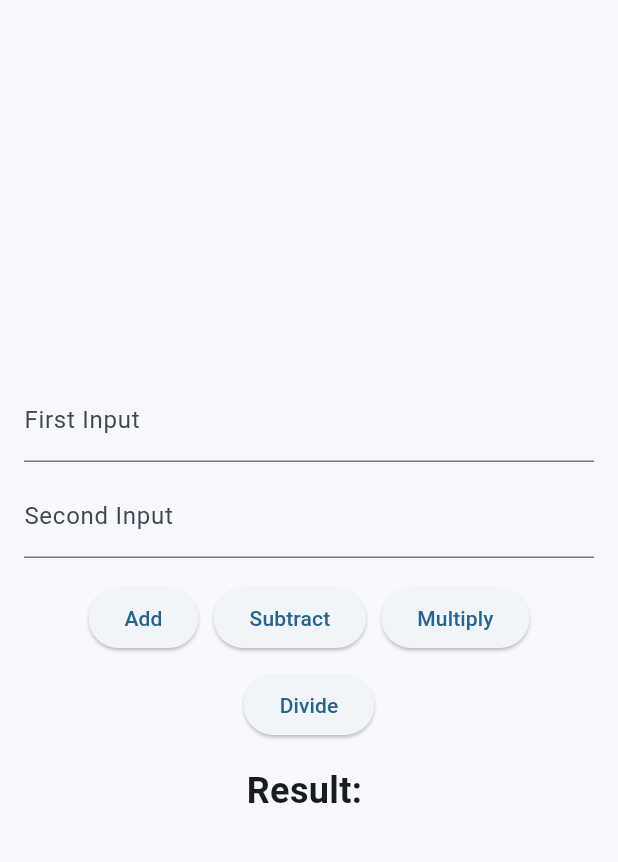
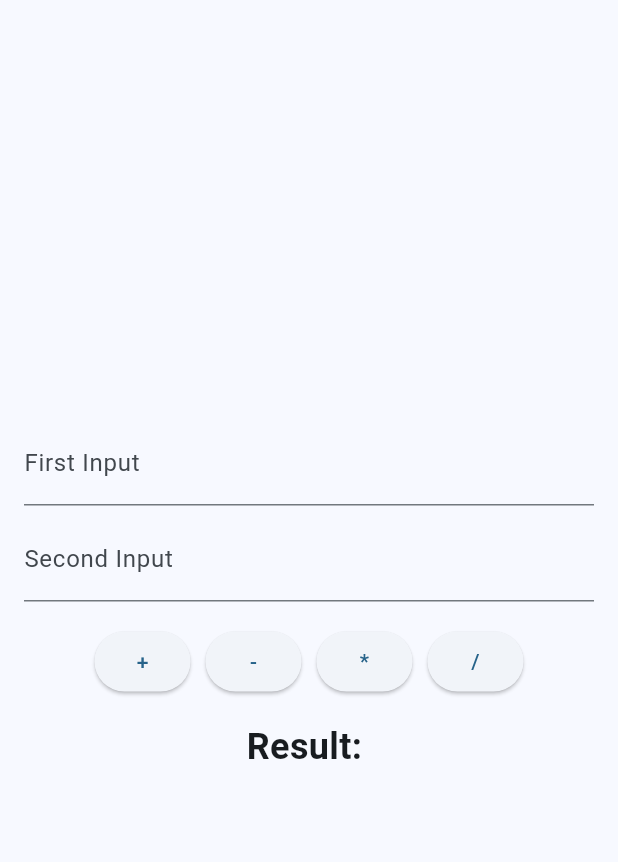
Before and after one commit to BS23-Flutter-Bootcamp/calcify_flutter_app, a Flutter app: the screen it shows after launch, on a phone screen of 412 x 824 dp, the part 63-925 px from its top. Run offline on Flutter 3.47's test engine with Material 3 defaults, Android fonts, the light colour scheme and no system bars.

Commit message:
Separate custom widget, remove unnecessary comments, move TextEditingController to view and eliminate switch case

```diff
--- a/lib/main.dart
+++ b/lib/main.dart
@@ -3,9 +3,9 @@ import 'package:provider/provider.dart';
 import 'view/calculator_view.dart';
 import 'view_model/calculator_view_model.dart';
 
-
 void main() {
-  runApp(ChangeNotifierProvider(
+  runApp(
+    ChangeNotifierProvider(
       create: (_) => CalculatorViewModel(),
       child: const MyApp(),
     ),
@@ -24,7 +24,7 @@ class MyApp extends StatelessWidget {
       theme: ThemeData(
         colorScheme: ColorScheme.fromSeed(seedColor: Colors.lightBlue),
       ),
-       home: const CalculatorView(),
+      home: CalculatorView(),
     );
   }
 }
--- a/lib/view/calculator_view.dart
+++ b/lib/view/calculator_view.dart
@@ -1,18 +1,19 @@
 import 'package:flutter/material.dart';
+import 'package:flutter_mini_calculator/view/widgets/calculator_button.dart';
 import 'package:provider/provider.dart';
 import '../view_model/calculator_view_model.dart';
 
 class CalculatorView extends StatelessWidget {
-  const CalculatorView({super.key});
+  CalculatorView({super.key});
+  final firstController = TextEditingController();
+  final secondController = TextEditingController();
 
   @override
   Widget build(BuildContext context) {
     final viewModel = Provider.of<CalculatorViewModel>(context);
 
     return Scaffold(
-      appBar: AppBar(
-        title: Text('Mini Calculator'),
-      ),
+      appBar: AppBar(title: Text('Mini Calculator')),
       body: Padding(
         padding: const EdgeInsets.all(16.0),
         child: Column(
@@ -20,26 +21,46 @@ class CalculatorView extends StatelessWidget {
           mainAxisAlignment: MainAxisAlignment.center,
           children: [
             TextField(
-              controller: viewModel.firstController,
+              controller: firstController,
               decoration: InputDecoration(labelText: "First Input"),
               keyboardType: TextInputType.number,
             ),
             const SizedBox(height: 8),
             TextField(
-              controller: viewModel.secondController,
+              controller: secondController,
               decoration: InputDecoration(labelText: "Second Input"),
               keyboardType: TextInputType.number,
             ),
             const SizedBox(height: 16),
             Wrap(
-              spacing: 10, // Space between buttons
-              runSpacing: 10, // Space between rows
-              alignment: WrapAlignment.center, // Align buttons to center
+              spacing: 10,
+              runSpacing: 10,
+              alignment: WrapAlignment.center,
               children: [
-                _buildCalcButton("Add", viewModel),
-                _buildCalcButton("Subtract", viewModel),
-                _buildCalcButton("Multiply", viewModel),
-                _buildCalcButton("Divide", viewModel),
+                CalculatorButton(
+                  operation: "+",
+                  viewModel: viewModel,
+                  firstController: firstController,
+                  secondController: secondController,
+                ),
+                CalculatorButton(
+                  operation: "-",
+                  viewModel: viewModel,
+                  firstController: firstController,
+                  secondController: secondController,
+                ),
+                CalculatorButton(
+                  operation: "*",
+                  viewModel: viewModel,
+                  firstController: firstController,
+                  secondController: secondController,
+                ),
+                CalculatorButton(
+                  operation: "/",
+                  viewModel: viewModel,
+                  firstController: firstController,
+                  secondController: secondController,
+                ),
               ],
             ),
             const SizedBox(height: 16),
@@ -52,11 +73,4 @@ class CalculatorView extends StatelessWidget {
       ),
     );
   }
-
-  Widget _buildCalcButton(String operation, CalculatorViewModel viewModel) {
-    return ElevatedButton(
-      onPressed: () => viewModel.calculate(operation),
-      child: Text(operation),
-    );
-  }
 }
--- /dev/null
+++ b/lib/view/widgets/calculator_button.dart
@@ -0,0 +1,31 @@
+import 'package:flutter/material.dart';
+import '../../view_model/calculator_view_model.dart';
+
+class CalculatorButton extends StatelessWidget {
+  const CalculatorButton({
+    super.key,
+    required this.operation,
+    required this.viewModel,
+    required this.firstController,
+    required this.secondController,
+  });
+
+  final String operation;
+  final CalculatorViewModel viewModel;
+  final TextEditingController firstController;
+  final TextEditingController secondController;
+
+  @override
+  Widget build(BuildContext context) {
+    return ElevatedButton(
+      onPressed: () {
+        viewModel.calculate(
+          operation: operation,
+          firstText: firstController.text,
+          secondText: secondController.text,
+        );
+      },
+      child: Text(operation),
+    );
+  }
+}
--- a/lib/view_model/calculator_view_model.dart
+++ b/lib/view_model/calculator_view_model.dart
@@ -3,36 +3,31 @@ import '../model/calculator_model.dart';
 
 class CalculatorViewModel extends ChangeNotifier {
   final CalculatorModel _model = CalculatorModel();
-
-  final TextEditingController firstController = TextEditingController();
-  final TextEditingController secondController = TextEditingController();
-
   String _result = '';
   String get result => _result;
 
-  void calculate(String operation) {
-    final first = double.tryParse(firstController.text);
-    final second = double.tryParse(secondController.text);
+  void calculate({
+    required String operation,
+    required String firstText,
+    required String secondText,
+  }) {
+    final first = double.tryParse(firstText);
+    final second = double.tryParse(secondText);
 
     if (first == null || second == null) {
       _result = "Invalid input";
     } else {
       try {
-        switch (operation) {
-          case 'Add':
-            _result = _model.add(first, second).toString();
-            break;
-          case 'Subtract':
-            _result = _model.subtract(first, second).toString();
-            break;
-          case 'Multiply':
-            _result = _model.multiply(first, second).toString();
-            break;
-          case 'Divide':
-            _result = _model.divide(first, second).toString();
-            break;
-          default:
-            _result = "Unknown operation";
+        final operations = {
+          '+': _model.add,
+          '-': _model.subtract,
+          '*': _model.multiply,
+          '/': _model.divide,
+        };
+        if (operations.containsKey(operation)) {
+          _result = operations[operation]!(first, second).toString();
+        } else {
+          _result = "Unknown operation";
         }
       } catch (e) {
         _result = e.toString();
```
